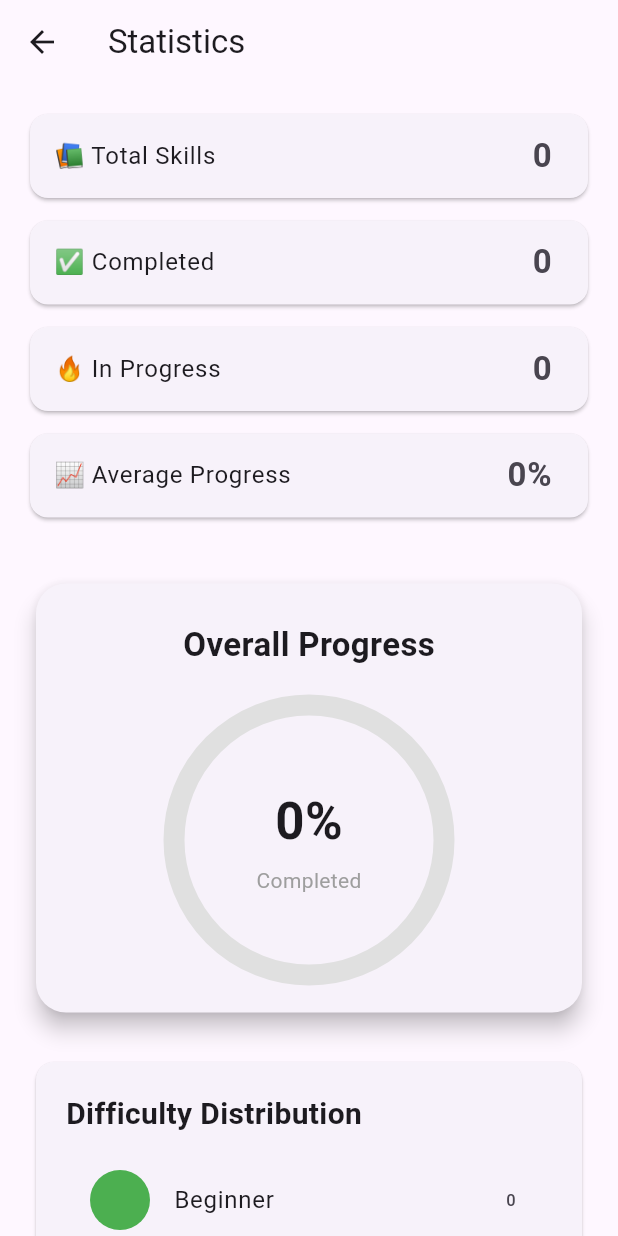
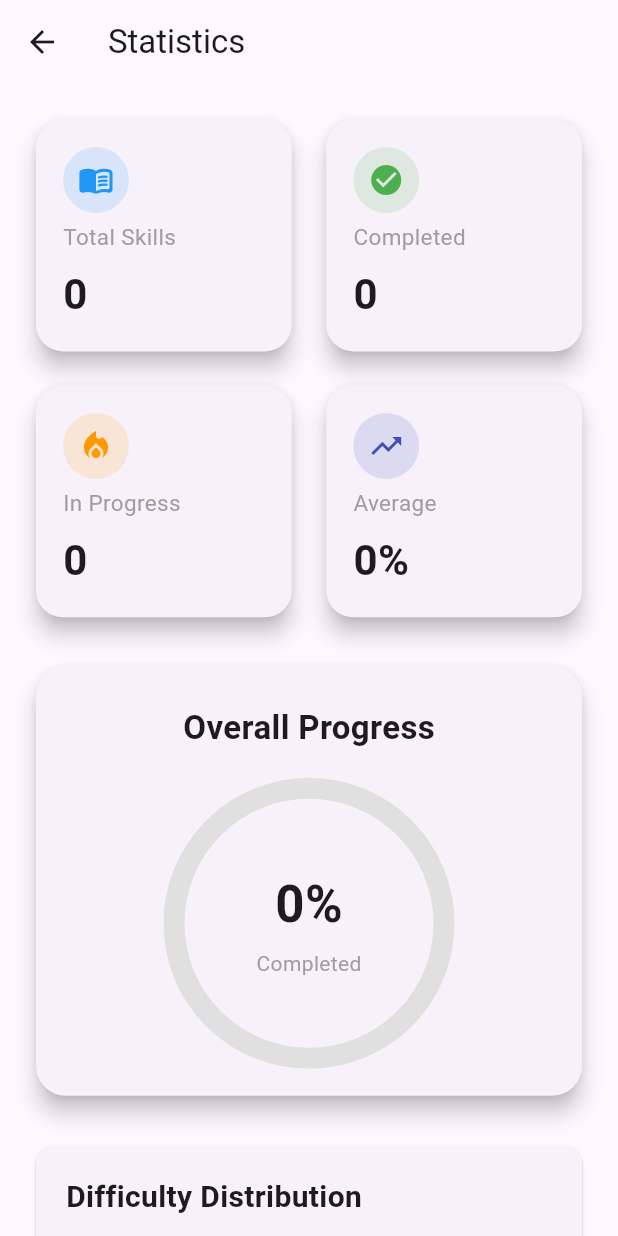
Before and after one commit to nayananpatel18-ui/skillsprint, a Flutter app: the StatisticsScreen screen opened directly, on a phone screen of 412 x 824 dp. Run offline on Flutter 3.47's test engine with Material 3 defaults, Android fonts, the phone set to English and light mode, and no system bars; our stand-ins replace cloud_firestore, firebase_auth, firebase_core, fl_chart; accounts and stored records are empty.

Commit message:
refactor(statistics): extract progress ring into reusable widget

```diff
--- a/lib/screens/statistics_screen.dart
+++ b/lib/screens/statistics_screen.dart
@@ -2,8 +2,10 @@ import 'package:flutter/material.dart';
 import 'package:firebase_auth/firebase_auth.dart';
 import 'package:cloud_firestore/cloud_firestore.dart';
 import 'package:fl_chart/fl_chart.dart';
-import 'dart:math';
+import '../widgets/progress_ring.dart';
 
+
+import '../widgets/stat_card.dart';
 
 class StatisticsScreen extends StatelessWidget {
   const StatisticsScreen({super.key});
@@ -110,7 +112,9 @@ Widget buildStatistics(List<QueryDocumentSnapshot> docs) {
 
       const SizedBox(height: 25),
 
-      buildOverallProgress(average),
+      ProgressRing(
+  average: average,
+),
 
       const SizedBox(height: 25),
 
@@ -143,159 +147,54 @@ buildPieChart(
 
 
 Widget buildOverviewCards(
-    int total,
-    int completed,
-    double average,
+  int total,
+  int completed,
+  double average,
 ) {
+ return LayoutBuilder(
+  builder: (context, constraints) {
+    final isMobile = constraints.maxWidth < 600;
 
-  return Column(
-
+    return GridView.count(
+      shrinkWrap: true,
+      physics: const NeverScrollableScrollPhysics(),
+      crossAxisCount: isMobile ? 2 : 4,
+      crossAxisSpacing: 15,
+      mainAxisSpacing: 15,
+      childAspectRatio: isMobile ? 1.1 : 1.4,
     children: [
 
-      buildCard(
-        "📚 Total Skills",
-        total.toString(),
+      StatCard(
+        icon: Icons.menu_book_rounded,
+        color: Colors.blue,
+        title: "Total Skills",
+        value: total.toString(),
       ),
 
-      buildCard(
-        "✅ Completed",
-        completed.toString(),
+      StatCard(
+        icon: Icons.check_circle,
+        color: Colors.green,
+        title: "Completed",
+        value: completed.toString(),
       ),
 
-      buildCard(
-        "🔥 In Progress",
-        (total - completed).toString(),
+      StatCard(
+        icon: Icons.local_fire_department,
+        color: Colors.orange,
+        title: "In Progress",
+        value: (total - completed).toString(),
       ),
 
-      buildCard(
-        "📈 Average Progress",
-        "${average.toStringAsFixed(0)}%",
+      StatCard(
+        icon: Icons.trending_up,
+        color: Colors.indigo,
+        title: "Average",
+        value: "${average.toStringAsFixed(0)}%",
       ),
     ],
   );
-}
-Widget buildOverallProgress(double average) {
-
-  return Card(
-
-    elevation: 6,
-
-    shape: RoundedRectangleBorder(
-      borderRadius: BorderRadius.circular(20),
-    ),
-
-    child: Padding(
-
-      padding: const EdgeInsets.all(25),
-
-      child: Column(
-
-        children: [
-
-          const Text(
-
-            "Overall Progress",
-
-            style: TextStyle(
-
-              fontSize: 22,
-
-              fontWeight: FontWeight.bold,
-
-            ),
-
-          ),
-
-          const SizedBox(height: 25),
-
-          SizedBox(
-
-            width: 180,
-
-            height: 180,
-
-            child: Stack(
-
-              alignment: Alignment.center,
-
-              children: [
-
-                SizedBox(
-  width: 180,
-  height: 180,
-  child: TweenAnimationBuilder<double>(
-    tween: Tween(
-      begin: 0,
-      end: average / 100,
-    ),
-    duration: const Duration(seconds: 2),
-    curve: Curves.easeInOut,
-    builder: (context, value, child) {
-      return CircularProgressIndicator(
-        value: value,
-        strokeWidth: 14,
-        backgroundColor: Colors.grey.shade300,
-        color: Colors.indigo,
-      );
-    },
-  ),
-),
-
-                Column(
-
-                  mainAxisAlignment: MainAxisAlignment.center,
-
-                  children: [
-
-                    TweenAnimationBuilder<double>(
-  tween: Tween(
-    begin: 0,
-    end: average,
-  ),
-  duration: const Duration(seconds: 2),
-  curve: Curves.easeInOut,
-  builder: (context, value, child) {
-    return Text(
-      "${value.toInt()}%",
-      style: const TextStyle(
-        fontSize: 34,
-        fontWeight: FontWeight.bold,
-      ),
-    );
-  },
-),
-                    const SizedBox(height: 5),
-
-                    const Text(
-
-                      "Completed",
-
-                      style: TextStyle(
-
-                        color: Colors.grey,
-
-                      ),
-
-                    ),
-
-                  ],
-
-                ),
-
-              ],
-
-            ),
-
-          ),
-
-        ],
-
-      ),
-
-    ),
-
-  );
-
+},
+);
 }
 
 Widget buildDifficultyCard(
--- /dev/null
+++ b/lib/widgets/progress_ring.dart
@@ -0,0 +1,102 @@
+import 'package:flutter/material.dart';
+
+class ProgressRing extends StatelessWidget {
+  final double average;
+
+  const ProgressRing({
+    super.key,
+    required this.average,
+  });
+
+  @override
+  Widget build(BuildContext context) {
+    return Card(
+      elevation: 6,
+      shape: RoundedRectangleBorder(
+        borderRadius: BorderRadius.circular(20),
+      ),
+      child: Padding(
+        padding: const EdgeInsets.all(25),
+        child: Column(
+          children: [
+            const Text(
+              "Overall Progress",
+              style: TextStyle(
+                fontSize: 22,
+                fontWeight: FontWeight.bold,
+              ),
+            ),
+
+            const SizedBox(height: 25),
+
+            SizedBox(
+              width: 180,
+              height: 180,
+              child: Stack(
+                alignment: Alignment.center,
+                children: [
+
+                  SizedBox(
+                    width: 180,
+                    height: 180,
+                    child: TweenAnimationBuilder<double>(
+                      tween: Tween(
+                        begin: 0,
+                        end: average / 100,
+                      ),
+                      duration: const Duration(seconds: 2),
+                      curve: Curves.easeInOut,
+                      builder: (context, value, child) {
+                        return CircularProgressIndicator(
+                          value: value,
+                          strokeWidth: 14,
+                          backgroundColor: Colors.grey.shade300,
+                          color: Colors.indigo,
+                        );
+                      },
+                    ),
+                  ),
+
+                  Column(
+                    mainAxisAlignment: MainAxisAlignment.center,
+                    children: [
+
+                      TweenAnimationBuilder<double>(
+                        tween: Tween(
+                          begin: 0,
+                          end: average,
+                        ),
+                        duration: const Duration(seconds: 2),
+                        curve: Curves.easeInOut,
+                        builder: (context, value, child) {
+                          return Text(
+                            "${value.toInt()}%",
+                            style: const TextStyle(
+                              fontSize: 34,
+                              fontWeight: FontWeight.bold,
+                            ),
+                          );
+                        },
+                      ),
+
+                      const SizedBox(height: 5),
+
+                      const Text(
+                        "Completed",
+                        style: TextStyle(
+                          color: Colors.grey,
+                        ),
+                      ),
+
+                    ],
+                  ),
+
+                ],
+              ),
+            ),
+          ],
+        ),
+      ),
+    );
+  }
+}
--- /dev/null
+++ b/lib/widgets/stat_card.dart
@@ -0,0 +1,64 @@
+import 'package:flutter/material.dart';
+
+class StatCard extends StatelessWidget {
+  final IconData icon;
+  final Color color;
+  final String title;
+  final String value;
+
+  const StatCard({
+    super.key,
+    required this.icon,
+    required this.color,
+    required this.title,
+    required this.value,
+  });
+
+  @override
+  Widget build(BuildContext context) {
+    return Card(
+      elevation: 6,
+      shape: RoundedRectangleBorder(
+        borderRadius: BorderRadius.circular(18),
+      ),
+      child: Padding(
+        padding: const EdgeInsets.all(18),
+        child: Column(
+          crossAxisAlignment: CrossAxisAlignment.start,
+          children: [
+
+            CircleAvatar(
+              radius: 22,
+              backgroundColor: color.withOpacity(.15),
+              child: Icon(
+                icon,
+                color: color,
+                size: 24,
+              ),
+            ),
+
+            const Spacer(),
+
+            Text(
+              title,
+              style: const TextStyle(
+                color: Colors.grey,
+                fontSize: 15,
+              ),
+            ),
+
+            const SizedBox(height: 8),
+
+            Text(
+              value,
+              style: const TextStyle(
+                fontSize: 28,
+                fontWeight: FontWeight.bold,
+              ),
+            ),
+          ],
+        ),
+      ),
+    );
+  }
+}
```
